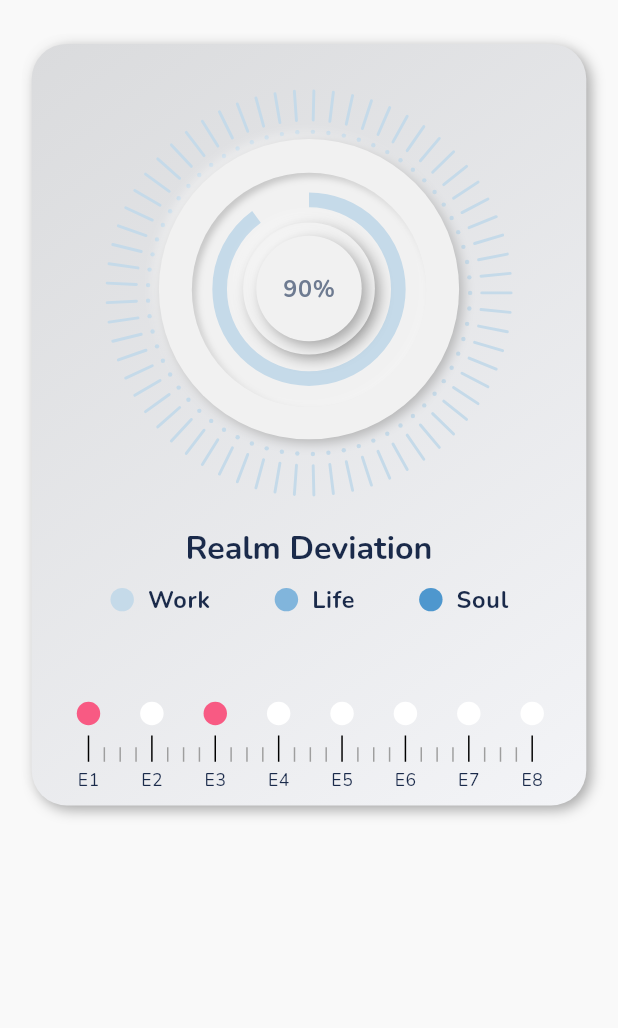
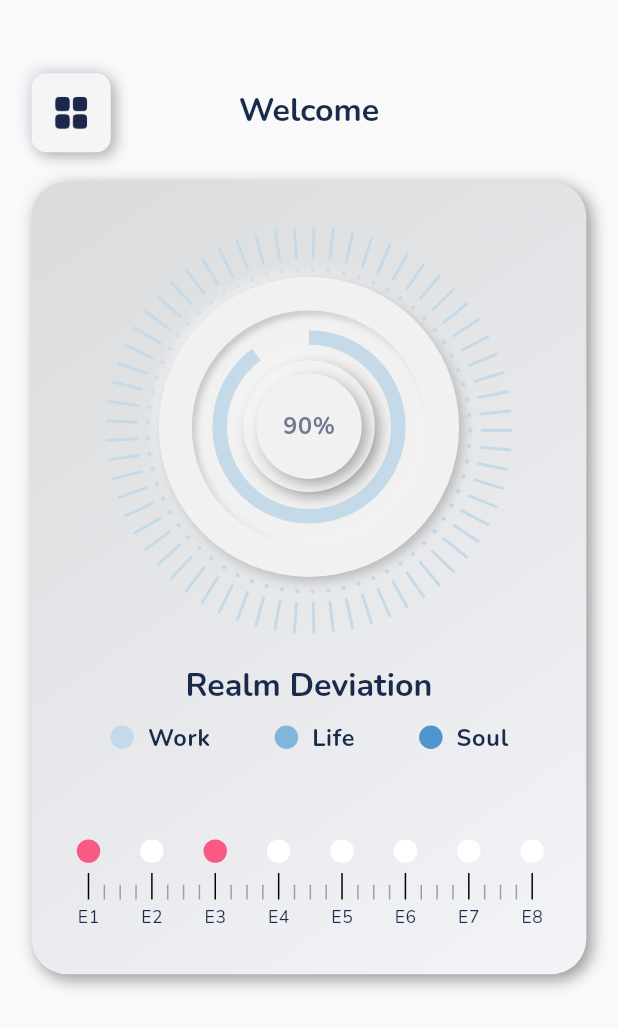
Before and after one commit to iamdanishm/_29035f, a Flutter app: the screen it shows after launch, on a phone screen of 412 x 824 dp. Shown: the top 1028 px of the screen. Run offline on Flutter 3.47's test engine with Material 3 defaults, Android fonts, the phone set to English and light mode, and no system bars; our stand-ins replace country_code_picker, flutter_neumorphic_plus, flutter_riverpod, flutter_screenutil, go_router, google_fonts.

Commit message:
Replace app bar with menu button and welcome text in home screen

```diff
--- a/lib/screens/home/home.dart
+++ b/lib/screens/home/home.dart
@@ -31,38 +31,67 @@ class _HomeScreenState extends ConsumerState<HomeScreen> {
     final percentage = ref.watch(progressProvider);
 
     return Scaffold(
-      // appBar: AppBar(
-      //   leading: Padding(
-      //     padding: const EdgeInsets.only(left: 30),
-      //     child: NeuBackBtn(),
-      //   ),
-      //   leadingWidth: 80.w,
-      //   centerTitle: true,
-      //   title: Text('Home'),
-      //   forceMaterialTransparency: true,
-      //   clipBehavior: Clip.none,
-      // ),
       body: SafeArea(
         child: SingleChildScrollView(
           padding: EdgeInsets.symmetric(horizontal: 20.w, vertical: 30.h),
           child: Column(
             crossAxisAlignment: CrossAxisAlignment.center,
             children: [
-              SizedBox(
-                height: 520.h,
-                child: Neumorphic(
+              Padding(
+                padding: EdgeInsets.symmetric(vertical: 20.h),
+                child: Stack(
+                  children: [
+                    Align(
+                      alignment: Alignment.centerLeft,
+                      child: NeumorphicButton(
+                        style: NeumorphicStyle(
+                          depth: 6,
+                          intensity: 0.5,
+                          boxShape: NeumorphicBoxShape.roundRect(
+                            BorderRadius.circular(10.r),
+                          ),
+                          lightSource: LightSource.topLeft,
+                          color: AppColors.lightWhite,
+                          shadowLightColor: AppColors.shadowLight,
+                          shadowLightColorEmboss: AppColors.embossLight,
+                        ),
+                        padding: EdgeInsets.all(14.h),
+                        child: Image.asset(
+                          'assets/images/icons/menu.png',
+                          width: 26.h,
+                          height: 26.h,
+                          fit: BoxFit.contain,
+                        ),
+                        onPressed: () {},
+                      ),
+                    ),
+
+                    Align(
+                      alignment: Alignment.center,
+                      heightFactor: 1.8,
+                      child: Text(
+                        "Welcome",
+                        style: Theme.of(context).textTheme.titleLarge,
+                      ),
+                    ),
+                  ],
+                ),
+              ),
+
+              Neumorphic(
                 style: NeumorphicStyle(
                   shape: NeumorphicShape.concave,
                   boxShape: NeumorphicBoxShape.roundRect(
                     BorderRadius.circular(24.r),
                   ),
-                    depth: 6.r.clamp(2, 6),
-                    intensity: 0.6,
+                  depth: 7,
+                  intensity: 0.7,
                   shadowLightColor: AppColors.lightWhite,
                   lightSource: LightSource.topLeft,
                   color: Color(0xFFF2F3F6),
                 ),
                 child: Column(
+                  crossAxisAlignment: CrossAxisAlignment.center,
                   children: [
                     SizedBox(
                       height: 330.h,
@@ -139,9 +168,10 @@ class _HomeScreenState extends ConsumerState<HomeScreen> {
                         ),
                       ],
                     ),
-                      SizedBox(height: 40.h),
 
-                      SizedBox(
+                    Padding(
+                      padding: EdgeInsets.only(top: 40.h, bottom: 30.h),
+                      child: SizedBox(
                         height: 80.h,
                         width: double.infinity,
                         child: CustomPaint(
@@ -153,8 +183,8 @@ class _HomeScreenState extends ConsumerState<HomeScreen> {
                           ),
                         ),
                       ),
+                    ),
                   ],
-                  ),
                 ),
               ),
             ],
```
Also changed, not shown: assets/images/icons/menu.png (added). Lines whose indentation alone changed are shown as unchanged.
